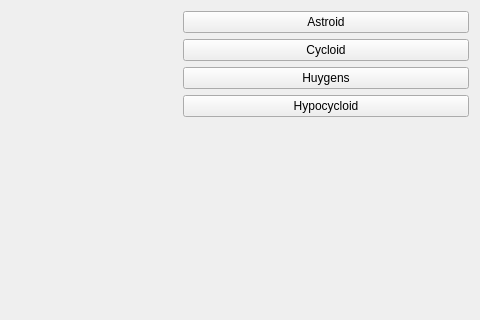
The window that mainwindow.ui (oIIPRESTONIIo/QtCurves) describes before a commit, drawn with Qt 5; both pictures show x 121 to 601 and y 0 to 320 of the 601 by 408 pixel window.
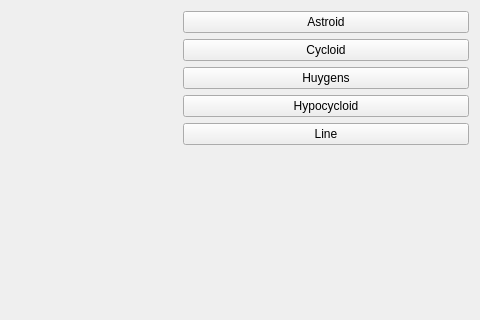
The same window after the commit. Custom widgets are drawn as their Qt base class.

Commit message: Added line rendering

```diff
--- a/mainwindow.ui
+++ b/mainwindow.ui
@@ -57,6 +57,13 @@
          </property>
         </widget>
        </item>
+       <item>
+        <widget class="QPushButton" name="btnLine">
+         <property name="text">
+          <string>Line</string>
+         </property>
+        </widget>
+       </item>
        <item>
         <spacer name="verticalSpacer">
          <property name="orientation">
```
The commit also changes 5 other files.
